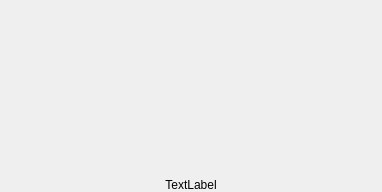
Before: the Qt Designer form TitleButton.ui in c95000/DemoCube, drawn with Qt 5.
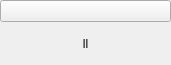
After: the same form once the commit is applied. Custom widgets are drawn as their Qt base class.

Diff of the .ui file:
```diff
--- a/TitleButton.ui
+++ b/TitleButton.ui
@@ -6,8 +6,8 @@
    <rect>
     <x>0</x>
     <y>0</y>
-    <width>382</width>
-    <height>192</height>
+    <width>171</width>
+    <height>65</height>
    </rect>
   </property>
   <property name="sizePolicy">
@@ -19,7 +19,7 @@
   <property name="windowTitle">
    <string>Form</string>
   </property>
-  <layout class="QVBoxLayout" name="verticalLayout" stretch="1,0">
+  <layout class="QVBoxLayout" name="verticalLayout" stretch="1,1">
    <property name="spacing">
     <number>0</number>
    </property>
@@ -36,50 +36,7 @@
     <number>0</number>
    </property>
    <item>
-    <layout class="QHBoxLayout" name="horizontalLayout" stretch="0,1,0">
-     <property name="spacing">
-      <number>0</number>
-     </property>
-     <item>
-      <spacer name="horizontalSpacer_2">
-       <property name="orientation">
-        <enum>Qt::Horizontal</enum>
-       </property>
-       <property name="sizeHint" stdset="0">
-        <size>
-         <width>40</width>
-         <height>20</height>
-        </size>
-       </property>
-      </spacer>
-     </item>
-     <item>
-      <widget class="ImageButton" name="pushButton" native="true">
-       <property name="sizePolicy">
-        <sizepolicy hsizetype="Preferred" vsizetype="Preferred">
-         <horstretch>0</horstretch>
-         <verstretch>0</verstretch>
-        </sizepolicy>
-       </property>
-       <property name="text" stdset="0">
-        <string>PushButton</string>
-       </property>
-      </widget>
-     </item>
-     <item>
-      <spacer name="horizontalSpacer">
-       <property name="orientation">
-        <enum>Qt::Horizontal</enum>
-       </property>
-       <property name="sizeHint" stdset="0">
-        <size>
-         <width>40</width>
-         <height>20</height>
-        </size>
-       </property>
-      </spacer>
-     </item>
-    </layout>
+    <widget class="ImageButton" name="button"/>
    </item>
    <item>
     <widget class="QLabel" name="label">
@@ -93,7 +50,7 @@
       </sizepolicy>
      </property>
      <property name="text">
-      <string>TextLabel</string>
+      <string>ll</string>
      </property>
      <property name="alignment">
       <set>Qt::AlignCenter</set>
@@ -105,7 +62,7 @@
  <customwidgets>
   <customwidget>
    <class>ImageButton</class>
-   <extends>QWidget</extends>
+   <extends>QPushButton</extends>
    <header location="global">ImageButton.h</header>
    <container>1</container>
   </customwidget>
```
